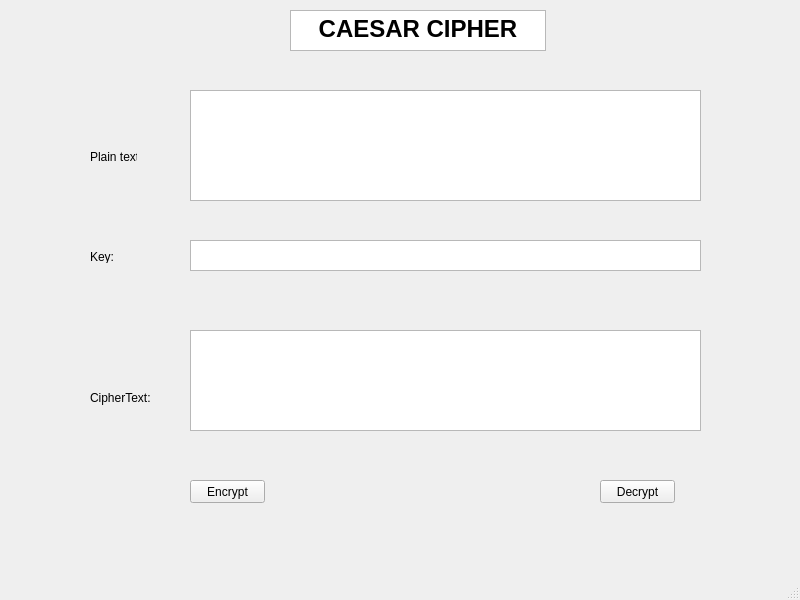
This is lab-03/ui/caesar.ui in TanLoc0612/bmttnc-hutech-2280601800 as Qt 5 draws it before an edit. The edited form follows.
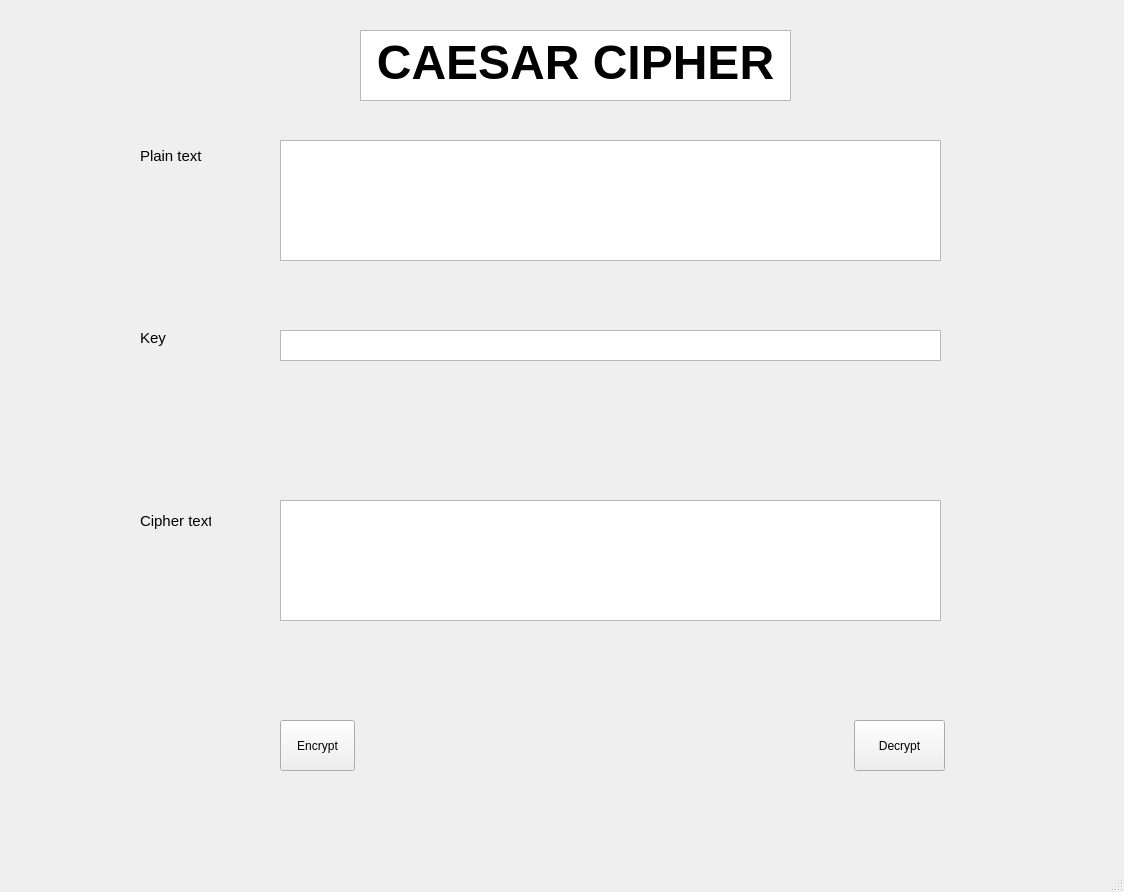
This is the edited form.

Commit message: [add] lab-03 web

What changed in the file:
```diff
--- a/lab-03/ui/caesar.ui
+++ b/lab-03/ui/caesar.ui
@@ -6,8 +6,8 @@
    <rect>
     <x>0</x>
     <y>0</y>
-    <width>800</width>
-    <height>600</height>
+    <width>1124</width>
+    <height>892</height>
    </rect>
   </property>
   <property name="windowTitle">
@@ -17,113 +17,128 @@
    <widget class="QLabel" name="Plaintext">
     <property name="geometry">
      <rect>
-      <x>90</x>
-      <y>150</y>
-      <width>47</width>
-      <height>13</height>
+      <x>140</x>
+      <y>140</y>
+      <width>81</width>
+      <height>31</height>
      </rect>
     </property>
+    <property name="font">
+     <font>
+      <pointsize>11</pointsize>
+     </font>
+    </property>
     <property name="text">
-     <string>Plain text:</string>
+     <string>Plain text</string>
     </property>
    </widget>
    <widget class="QLabel" name="label_2">
     <property name="geometry">
      <rect>
-      <x>90</x>
-      <y>250</y>
-      <width>47</width>
-      <height>13</height>
+      <x>140</x>
+      <y>330</y>
+      <width>91</width>
+      <height>16</height>
      </rect>
     </property>
+    <property name="font">
+     <font>
+      <pointsize>11</pointsize>
+     </font>
+    </property>
     <property name="text">
-     <string>Key:</string>
+     <string>Key</string>
     </property>
    </widget>
    <widget class="QLabel" name="label_3">
     <property name="geometry">
      <rect>
-      <x>90</x>
-      <y>390</y>
+      <x>140</x>
+      <y>500</y>
       <width>71</width>
-      <height>16</height>
-     </rect>
-    </property>
-    <property name="text">
-     <string>CipherText:</string>
-    </property>
-   </widget>
-   <widget class="QPushButton" name="pushButton">
-    <property name="geometry">
-     <rect>
-      <x>190</x>
-      <y>480</y>
-      <width>75</width>
-      <height>23</height>
-     </rect>
-    </property>
-    <property name="text">
-     <string>Encrypt</string>
-    </property>
-   </widget>
-   <widget class="QPushButton" name="pushButton_2">
-    <property name="geometry">
-     <rect>
-      <x>600</x>
-      <y>480</y>
-      <width>75</width>
-      <height>23</height>
-     </rect>
-    </property>
-    <property name="text">
-     <string>Decrypt</string>
-    </property>
-   </widget>
-   <widget class="QTextBrowser" name="textBrowser">
-    <property name="geometry">
-     <rect>
-      <x>190</x>
-      <y>90</y>
-      <width>511</width>
-      <height>111</height>
-     </rect>
-    </property>
-   </widget>
-   <widget class="QTextBrowser" name="textBrowser_2">
-    <property name="geometry">
-     <rect>
-      <x>190</x>
-      <y>240</y>
-      <width>511</width>
-      <height>31</height>
-     </rect>
-    </property>
-   </widget>
-   <widget class="QTextBrowser" name="textBrowser_3">
-    <property name="geometry">
-     <rect>
-      <x>190</x>
-      <y>330</y>
-      <width>511</width>
-      <height>101</height>
-     </rect>
-    </property>
-   </widget>
-   <widget class="QTextBrowser" name="textBrowser_4">
-    <property name="geometry">
-     <rect>
-      <x>290</x>
-      <y>10</y>
-      <width>256</width>
       <height>41</height>
      </rect>
     </property>
+    <property name="font">
+     <font>
+      <pointsize>11</pointsize>
+     </font>
+    </property>
+    <property name="text">
+     <string>Cipher text</string>
+    </property>
+   </widget>
+   <widget class="QTextEdit" name="txtKey">
+    <property name="geometry">
+     <rect>
+      <x>280</x>
+      <y>330</y>
+      <width>661</width>
+      <height>31</height>
+     </rect>
+    </property>
+   </widget>
+   <widget class="QPlainTextEdit" name="txtPlain">
+    <property name="geometry">
+     <rect>
+      <x>280</x>
+      <y>140</y>
+      <width>661</width>
+      <height>121</height>
+     </rect>
+    </property>
+   </widget>
+   <widget class="QPlainTextEdit" name="txtCipher">
+    <property name="geometry">
+     <rect>
+      <x>280</x>
+      <y>500</y>
+      <width>661</width>
+      <height>121</height>
+     </rect>
+    </property>
+   </widget>
+   <widget class="QTextEdit" name="textEdit_2">
+    <property name="geometry">
+     <rect>
+      <x>360</x>
+      <y>30</y>
+      <width>431</width>
+      <height>71</height>
+     </rect>
+    </property>
     <property name="html">
      <string>&lt;!DOCTYPE HTML PUBLIC &quot;-//W3C//DTD HTML 4.0//EN&quot; &quot;http://www.w3.org/TR/REC-html40/strict.dtd&quot;&gt;
 &lt;html&gt;&lt;head&gt;&lt;meta name=&quot;qrichtext&quot; content=&quot;1&quot; /&gt;&lt;style type=&quot;text/css&quot;&gt;
 p, li { white-space: pre-wrap; }
 &lt;/style&gt;&lt;/head&gt;&lt;body style=&quot; font-family:'MS Shell Dlg 2'; font-size:8.25pt; font-weight:400; font-style:normal;&quot;&gt;
-&lt;p align=&quot;center&quot; style=&quot; margin-top:0px; margin-bottom:0px; margin-left:0px; margin-right:0px; -qt-block-indent:0; text-indent:0px;&quot;&gt;&lt;span style=&quot; font-size:18pt; font-weight:600;&quot;&gt;CAESAR CIPHER&lt;/span&gt;&lt;/p&gt;&lt;/body&gt;&lt;/html&gt;</string>
+&lt;p align=&quot;center&quot; style=&quot; margin-top:0px; margin-bottom:0px; margin-left:0px; margin-right:0px; -qt-block-indent:0; text-indent:0px;&quot;&gt;&lt;span style=&quot; font-size:36pt; font-weight:600;&quot;&gt;CAESAR CIPHER&lt;/span&gt;&lt;/p&gt;&lt;/body&gt;&lt;/html&gt;</string>
+    </property>
+   </widget>
+   <widget class="QPushButton" name="btnEn">
+    <property name="geometry">
+     <rect>
+      <x>280</x>
+      <y>720</y>
+      <width>75</width>
+      <height>51</height>
+     </rect>
+    </property>
+    <property name="text">
+     <string>Encrypt</string>
+    </property>
+   </widget>
+   <widget class="QPushButton" name="btnDe">
+    <property name="geometry">
+     <rect>
+      <x>854</x>
+      <y>720</y>
+      <width>91</width>
+      <height>51</height>
+     </rect>
+    </property>
+    <property name="text">
+     <string>Decrypt</string>
     </property>
    </widget>
   </widget>
```
Left out of the diff: 4 changed lines with no effect on the pictures. The commit also changes 2 other files.
